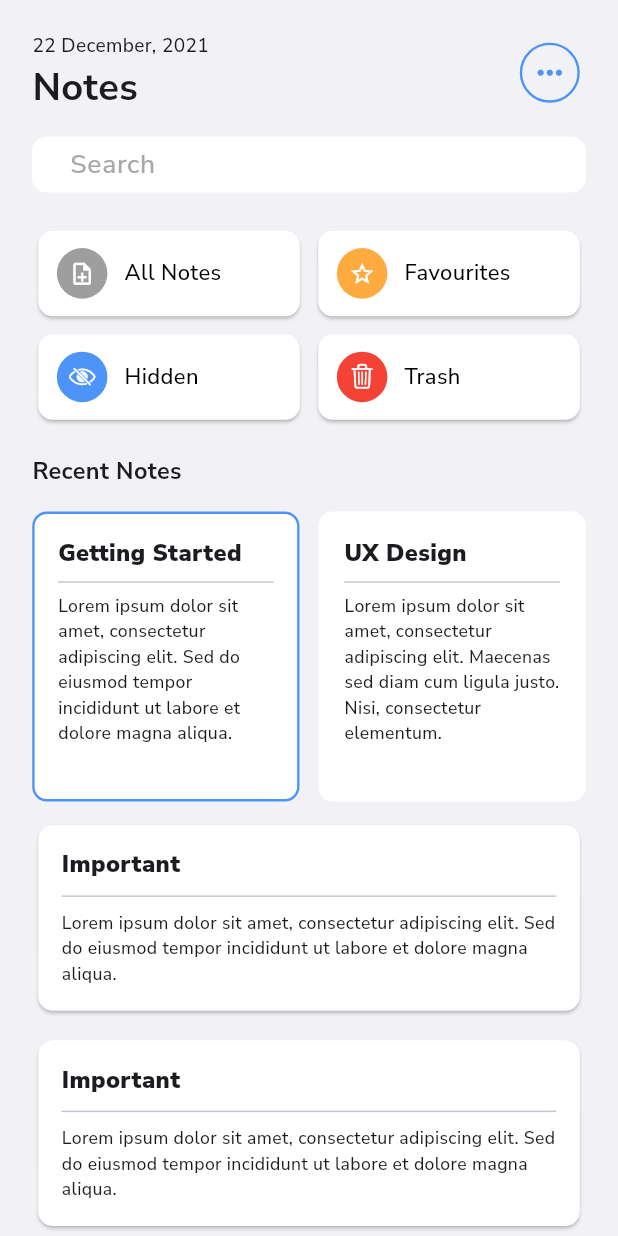
After one commit to AbdalluhEssam/ada, a Flutter app: the HomeNoteApp screen opened by its route, after a tap on the "keyboard control" icon, on a phone screen of 412 x 824 dp. The commit adds this screen. Run offline on Flutter 3.47's test engine with Material 3 defaults, Android fonts, the phone set to English and light mode, and no system bars; our stand-ins replace bloc, cached_network_image, dio, firebase_auth, firebase_core, firebase_messaging and 7 more; accounts and stored records are empty; network calls fail; project files that could hold a hidden picture were left out.

Commit message:
add responsive design with flutter_screenutil, implement custom widgets for onboarding and news display

```diff
--- a/lib/core/constants/endpoint_constants.dart
+++ b/lib/core/constants/endpoint_constants.dart
@@ -1,8 +1,14 @@
 class EndpointConstants {
-  static const String baseUrl = 'https://newsapi.org/v2';
+  static const String baseUrl = 'http://abdalluh-essam.com/note_app';
 
   // Add your endpoints here
-
+  // News API endpoints
   static const String everything = '/everything';
   static const String topHeadlines = '/top-headlines';
+
+
+  // Note API endpoints
+  static const String getAllNotes = '/note/getAll.php';
+  static const String getOnlyNote = '/note/get_note.php';
+  static const String addNote = '/note/add.php';
 }
--- a/lib/core/routing/app_router.dart
+++ b/lib/core/routing/app_router.dart
@@ -4,6 +4,7 @@ import 'package:ada/features/auth/signup/ui/screens/sign_up_screen.dart';
 import 'package:ada/features/home/data/models/news_model.dart';
 import 'package:ada/features/home/ui/views/home_screen.dart';
 import 'package:ada/features/home/ui/views/widgets/news_destils.dart';
+import 'package:ada/features/home_note_app/ui/views/home_note_app.dart';
 import 'package:ada/features/onboarding/ui/views/onboarding_screen.dart';
 import 'package:ada/features/splash_screen/ui/views/splash_screen.dart';
 import 'package:flutter/material.dart';
@@ -17,8 +18,9 @@ class AppRouter {
       case Routes.onboardingScreen:
         return _createRoute(OnboardingScreen());
       case Routes.homeScreen:
-
         return _createRoute(HomeScreen());
+      case Routes.homeNoteScreen:
+        return _createRoute(HomeNoteApp());
       case Routes.loginScreen:
         return _createRoute(LoginScreen());
       case Routes.signupsScreen:
--- a/lib/core/routing/routes.dart
+++ b/lib/core/routing/routes.dart
@@ -4,6 +4,7 @@ class Routes {
   static const String loginScreen = '/login-screen';
   static const String signupsScreen = '/signup-screen';
   static const String homeScreen = '/home-screen';
+  static const String homeNoteScreen = '/home-note-screen';
   static const String newsDetailsScreen = '/news-details-screen';
 
 
--- a/lib/core/theme/app_colors.dart
+++ b/lib/core/theme/app_colors.dart
@@ -2,8 +2,9 @@ import 'package:flutter/material.dart';
 
 class AppColor {
 
-  static const Color primaryColor = Color(0xFF1877F2);
+  static const Color primaryColor = Color(0xFF4E94F8);
   static const Color secondaryColor = Color(0xffFCF3F6);
+  static const Color backgroundColor = Color(0xffF2F2F6);
   static const Color textGray = Color(0xFFA8A8A9);
   static const Color seeColor = Color(0xFF4E4B66);
   static const Color black = Color(0xFF000000);
--- a/lib/core/widgets/custom_text_form_field.dart
+++ b/lib/core/widgets/custom_text_form_field.dart
@@ -41,7 +41,9 @@ class CustomTextFormField extends StatelessWidget {
 
   @override
   Widget build(BuildContext context) {
-    return TextFormField(
+    return SizedBox(
+      height: 38.h,
+      child: TextFormField(
         controller: controller,
         obscureText: obscureText,
         keyboardType: keyboardType,
@@ -55,11 +57,14 @@ class CustomTextFormField extends StatelessWidget {
         style:
             textStyle ??
             TextStyle(
-            fontSize: 14.sp,
+              fontSize: 16.sp,
               color: Colors.black,
               fontWeight: FontWeight.w500,
             ),
         decoration: InputDecoration(
+          filled: true,
+          fillColor: Colors.white,
+          contentPadding: EdgeInsetsDirectional.only(start: 20.w),
           hintText: hintText,
           hintStyle:
               hintStyle ??
@@ -68,24 +73,27 @@ class CustomTextFormField extends StatelessWidget {
                 color: Color(0xFF676767),
                 fontWeight: FontWeight.w500,
               ),
-        border:
-            border ??
-            OutlineInputBorder(
-              borderRadius: BorderRadius.circular(6.0.r),
-              borderSide: const BorderSide(color: Colors.black),
+          border:  OutlineInputBorder(
+                borderRadius: BorderRadius.circular(10.r),
+                borderSide: const BorderSide(color: Colors.white),
+              ),
+          enabledBorder: OutlineInputBorder(
+            borderRadius: BorderRadius.circular(10.r),
+            borderSide: const BorderSide(color: Colors.white),
           ),
           focusedBorder: OutlineInputBorder(
-          borderRadius: BorderRadius.circular(6.0.r),
+            borderRadius: BorderRadius.circular(10.r),
             borderSide: const BorderSide(color: Colors.blue),
           ),
           errorBorder: OutlineInputBorder(
-          borderRadius: BorderRadius.circular(6.0.r),
+            borderRadius: BorderRadius.circular(10.r),
             borderSide: const BorderSide(color: Colors.red),
           ),
 
           prefixIcon: prefixIcon,
           suffixIcon: suffixIcon,
         ),
+      ),
     );
   }
 }
--- a/lib/features/home/data/repos/news_api_repo.dart
+++ b/lib/features/home/data/repos/news_api_repo.dart
@@ -24,6 +24,8 @@ class NewsApiRepo {
 
   Future<List<NewsModel>> fetchNewsByCategory(String category) async {
     final response = await dio.get(
+      // https://jsonplaceholder.typicode.com/comments?postId=1
+      // https://jsonplaceholder.typicode.com/posts/1/comments
       EndpointConstants.topHeadlines,
       queryParameters: {
         "country": "us",
--- /dev/null
+++ b/lib/features/home_note_app/data/model/card_model.dart
@@ -0,0 +1,31 @@
+import 'package:flutter/cupertino.dart';
+import 'package:flutter/material.dart';
+
+import '../../../../core/theme/app_colors.dart';
+
+class CardModel {
+  final String? title;
+  final IconData? icon;
+  final Color? color;
+
+  CardModel({this.title, this.icon, this.color});
+}
+
+List<CardModel> cardList = [
+  CardModel(
+    title: "All Notes",
+    icon: Icons.note_add_outlined,
+    color: Colors.grey,
+  ),
+  CardModel(
+    title: "Favourites",
+    icon: Icons.star_border_outlined,
+    color: Colors.orangeAccent,
+  ),
+  CardModel(
+    title: "Hidden",
+    icon: CupertinoIcons.eye_slash,
+    color: AppColor.primaryColor,
+  ),
+  CardModel(title: "Trash", icon: CupertinoIcons.delete, color: Colors.red),
+];
--- /dev/null
+++ b/lib/features/home_note_app/data/model/note_req_add_model.dart
@@ -0,0 +1,19 @@
+class NoteRustAddModel {
+  final String title;
+  final String content;
+  final String? userId;
+
+  NoteRustAddModel({
+    required this.title,
+    required this.content,
+    this.userId,
+  });
+
+  Map<String, dynamic> toJson() {
+    return {
+      'title': title,
+      'content': content,
+      'users_id': userId,
+    };
+  }
+}
--- /dev/null
+++ b/lib/features/home_note_app/data/model/notes_model.dart
@@ -0,0 +1,36 @@
+class NotesModel {
+  String? noteId;
+  String? title;
+  String? content;
+  String? usersId;
+  String? createdAt;
+  String? updatedAt;
+
+  NotesModel(
+      {this.noteId,
+        this.title,
+        this.content,
+        this.usersId,
+        this.createdAt,
+        this.updatedAt});
+
+  NotesModel.fromJson(Map<String, dynamic> json) {
+    noteId = json['note_id'].toString();
+    title = json['title'];
+    content = json['content'];
+    usersId = json['users_id'].toString();
+    createdAt = json['created_at'];
+    updatedAt = json['updated_at'].toString();
+  }
+
+  Map<String, dynamic> toJson() {
+    final Map<String, dynamic> data = <String, dynamic>{};
+    data['note_id'] = noteId;
+    data['title'] = title;
+    data['content'] = content;
+    data['users_id'] = usersId;
+    data['created_at'] = createdAt;
+    data['updated_at'] = updatedAt;
+    return data;
+  }
+}
--- /dev/null
+++ b/lib/features/home_note_app/data/repo/note_repo.dart
@@ -0,0 +1,11 @@
+import 'package:ada/features/home_note_app/data/model/notes_model.dart';
+import 'package:dio/dio.dart';
+import '../model/note_req_add_model.dart';
+
+abstract class NoteRepo {
+  Future<List<NotesModel>> getAllNotes(String userId);
+
+  NotesModel getNoteById(String noteId);
+
+  addNote(NoteRustAddModel note);
+}
--- /dev/null
+++ b/lib/features/home_note_app/data/repo/note_repo_impl.dart
@@ -0,0 +1,51 @@
+import 'package:ada/core/constants/endpoint_constants.dart';
+import 'package:ada/core/network/dio_client.dart';
+import 'package:dio/src/response.dart';
+
+import '../model/note_req_add_model.dart';
+import '../model/notes_model.dart';
+import 'note_repo.dart';
+
+class NoteRepoImpl implements NoteRepo {
+  final dio = DioClient();
+
+  @override
+  NotesModel getNoteById(String noteId) {
+    final response = dio.get(
+      EndpointConstants.getOnlyNote,
+      queryParameters: {'noteId': noteId},
+    );
+    if (response is Map<String, dynamic>) {
+      return NotesModel.fromJson(response as Map<String, dynamic>);
+    }
+    throw response;
+  }
+
+  @override
+  addNote(NoteRustAddModel note) {
+    final response = dio.post(EndpointConstants.addNote, data: note);
+    print(response);
+  }
+
+  @override
+  Future<List<NotesModel>> getAllNotes(String userId) async {
+    final response = await dio.get(
+      EndpointConstants.getAllNotes,
+      queryParameters: {'users_id': userId},
+    );
+    if (response.statusCode != 200) {
+      throw Exception('Failed to load notes');
+    }
+    print(response.data); // لمراجعة الشكل
+    print(response.data['data'].runtimeType); // هل فعلاً List؟
+    print(response.data['data'][0].runtimeType); // هل فعلاً Map؟
+
+    if (response.data['status'] == 'success' && response.data['data'] is List) {
+      return (response.data['data'] as List)
+          .map((e) => NotesModel.fromJson(e))
+          .toList();
+    } else {
+      return [];
+    }
+  }
+}
--- /dev/null
+++ b/lib/features/home_note_app/ui/cubit/note_cubit.dart
@@ -0,0 +1,25 @@
+import 'package:flutter_bloc/flutter_bloc.dart';
+import 'package:meta/meta.dart';
+
+import '../../data/model/notes_model.dart';
+import '../../data/repo/note_repo.dart';
+
+part 'note_state.dart';
+
+class NoteCubit extends Cubit<NoteState> {
+  final NoteRepo noteRepo;
+
+  NoteCubit(this.noteRepo) : super(NoteInitial());
+
+
+  void getAllNotes() async{
+    emit(NoteLoading());
+    try {
+      final notes = await noteRepo.getAllNotes(2.toString());
+      emit(NoteSuccess(notes));
+    } catch (e) {
+      emit(NoteError(e.toString()));
+      print(e);
+    }
+  }
+}
--- /dev/null
+++ b/lib/features/home_note_app/ui/cubit/note_state.dart
@@ -0,0 +1,20 @@
+part of 'note_cubit.dart';
+
+@immutable
+sealed class NoteState {}
+
+final class NoteInitial extends NoteState {}
+
+final class NoteLoading extends NoteState {}
+
+final class NoteSuccess extends NoteState {
+  final List<NotesModel> notes;
+
+  NoteSuccess(this.notes);
+}
+
+final class NoteError extends NoteState {
+  final String message;
+
+  NoteError(this.message);
+}
--- /dev/null
+++ b/lib/features/home_note_app/ui/views/home_note_app.dart
@@ -0,0 +1,83 @@
+import 'package:ada/core/theme/app_colors.dart';
+import 'package:ada/core/widgets/custom_text_form_field.dart';
+import 'package:ada/features/home_note_app/data/repo/note_repo_impl.dart';
+import 'package:ada/features/home_note_app/ui/cubit/note_cubit.dart';
+import 'package:ada/features/home_note_app/ui/views/widgets/custom_appbar.dart';
+import 'package:ada/features/home_note_app/ui/views/widgets/custom_card_note.dart';
+import 'package:ada/features/home_note_app/ui/views/widgets/custom_graid_view.dart';
+import 'package:ada/features/home_note_app/ui/views/widgets/custom_recent_note.dart';
+import 'package:flutter/material.dart';
+import 'package:flutter_bloc/flutter_bloc.dart';
+import 'package:flutter_screenutil/flutter_screenutil.dart';
+
+class HomeNoteApp extends StatelessWidget {
+  const HomeNoteApp({super.key});
+
+  @override
+  Widget build(BuildContext context) {
+    return BlocProvider(
+      create: (context) =>
+      NoteCubit(NoteRepoImpl())
+        ..getAllNotes(),
+      child: Scaffold(
+        appBar: AppBar(toolbarHeight: 0),
+        body: SingleChildScrollView(
+          physics: const BouncingScrollPhysics(),
+          child: Padding(
+            padding: EdgeInsets.all(22.0.r),
+            child: Column(
+              crossAxisAlignment: CrossAxisAlignment.stretch,
+              children: [
+                CustomAppbar(),
+                16.verticalSpace,
+                CustomTextFormField(
+                  hintText: "Search",
+                  hintStyle: TextStyle(
+                    color: AppColor.textGray,
+                    fontSize: 18.sp,
+                    fontWeight: FontWeight.w500,
+                  ),
+                ),
+                22.verticalSpace,
+                CustomGridView(),
+                20.verticalSpace,
+                Text(
+                  "Recent Notes",
+                  style: TextStyle(
+                      fontSize: 16.sp, fontWeight: FontWeight.bold),
+                ),
+                16.verticalSpace,
+                Row(
+                  mainAxisAlignment: MainAxisAlignment.spaceBetween,
+                  children: [
+                    CustomRecentNote(isSelected: true),
+                    12.horizontalSpace,
+                    CustomRecentNote(
+                      title: "UX Design",
+                      description:
+                      "Lorem ipsum dolor sit amet, consectetur adipiscing elit. Maecenas sed diam cum ligula justo. Nisi, consectetur elementum.",
+                    ),
+                  ],
+                ),
+                12.verticalSpace,
+                BlocBuilder<NoteCubit, NoteState>(
+                  builder: (context, state) {
+
+
+                    return ListView.separated(
+                      shrinkWrap: true,
+                      physics: const NeverScrollableScrollPhysics(),
+                      itemBuilder: (context, index) => CustomCardNote(),
+                      separatorBuilder: (context, index) => 12.verticalSpace,
+                      itemCount: 8,
+                    );
+                  },
+                ),
+              ],
+            ),
+          ),
+        ),
+      ),
+    );
+  }
+}
--- /dev/null
+++ b/lib/features/home_note_app/ui/views/widgets/custom_appbar.dart
@@ -0,0 +1,50 @@
+import 'package:flutter/material.dart';
+import 'package:flutter_screenutil/flutter_screenutil.dart';
+
+import '../../../../../core/theme/app_colors.dart';
+
+class CustomAppbar extends StatelessWidget {
+  const CustomAppbar({super.key});
+
+  @override
+  Widget build(BuildContext context) {
+    return Row(
+      mainAxisAlignment: MainAxisAlignment.spaceBetween,
+      children: [
+        Column(
+          crossAxisAlignment: CrossAxisAlignment.start,
+          children: [
+            Text(
+              "22 December, 2021",
+              style: TextStyle(
+                fontSize: 13.sp,
+                fontWeight: FontWeight.w500,
+              ),
+            ),
+            Text(
+              "Notes",
+              style: TextStyle(
+                fontSize: 26.sp,
+                fontWeight: FontWeight.bold,
+              ),
+            ),
+          ],
+        ),
+        IconButton.outlined(
+          style: ButtonStyle(
+            padding: WidgetStatePropertyAll(EdgeInsets.all(1)),
+            side: MaterialStateProperty.all(
+              BorderSide(color: AppColor.primaryColor, width: 1.5.w),
+            ),
+          ),
+          onPressed: () {},
+          icon: Icon(
+            Icons.more_horiz_outlined,
+            color: AppColor.primaryColor,
+            size: 25.sp,
+          ),
+        ),
+      ],
+    );
+  }
+}
--- /dev/null
+++ b/lib/features/home_note_app/ui/views/widgets/custom_card.dart
@@ -0,0 +1,47 @@
+import 'package:ada/features/home_note_app/data/model/card_model.dart';
+import 'package:flutter/material.dart';
+import 'package:flutter_screenutil/flutter_screenutil.dart';
+
+import '../../../../../core/theme/app_colors.dart';
+
+class CustomCard extends StatelessWidget {
+  final CardModel ? cardModel;
+
+  const CustomCard({super.key, this.cardModel});
+
+  @override
+  Widget build(BuildContext context) {
+    return  Card(
+      color: Colors.white,
+      shape: RoundedRectangleBorder(
+        borderRadius: BorderRadius.circular(10.r),
+      ),
+      child: Padding(
+        padding: EdgeInsets.all(12.0.r),
+        child: Row(
+          children: [
+            CircleAvatar(
+              radius: 18.r,
+              backgroundColor: cardModel?.color ?? AppColor.primaryColor,
+              child: Icon(
+                cardModel?.icon,
+                color: AppColor.white,
+                size: 18.sp,
+
+              ),
+            ),
+            10.horizontalSpace,
+            Text(
+              cardModel!.title!,
+              style: TextStyle(
+                fontSize: 15.sp,
+                fontWeight: FontWeight.w500,
+                color: AppColor.black,
+              ),
+            ),
+          ],
+        ),
+      ),
+    );
+  }
+}
--- /dev/null
+++ b/lib/features/home_note_app/ui/views/widgets/custom_card_note.dart
@@ -0,0 +1,41 @@
+import 'package:flutter/material.dart';
+import 'package:flutter_screenutil/flutter_screenutil.dart';
+
+class CustomCardNote extends StatelessWidget {
+  const CustomCardNote({super.key});
+
+  @override
+  Widget build(BuildContext context) {
+    return Card(
+      color: Colors.white,
+      shape: RoundedRectangleBorder(
+        borderRadius: BorderRadius.circular(10.r),
+      ),
+      child: Padding(
+        padding: EdgeInsets.all(16.0.r),
+        child: Column(
+          crossAxisAlignment: CrossAxisAlignment.start,
+          children: [
+            Text("Important",
+              style: TextStyle(
+                fontSize: 16.sp,
+                fontWeight: FontWeight.w900,
+
+              ),
+            ),
+            Divider(
+              height: 20.h,
+            ),
+            Text("Lorem ipsum dolor sit amet, consectetur adipiscing elit. Sed do eiusmod tempor incididunt ut labore et dolore magna aliqua.",
+              style: TextStyle(
+                fontSize: 12.sp,
+                fontWeight: FontWeight.w500,
+              ),
+              textAlign: TextAlign.start,
+            ),
+          ],
+        ),
+      ),
+    );
+  }
+}
--- /dev/null
+++ b/lib/features/home_note_app/ui/views/widgets/custom_graid_view.dart
@@ -0,0 +1,26 @@
+import 'package:flutter/material.dart';
+import 'package:flutter_screenutil/flutter_screenutil.dart';
+
+import '../../../data/model/card_model.dart';
+import 'custom_card.dart';
+
+class CustomGridView extends StatelessWidget {
+  const CustomGridView({super.key});
+
+  @override
+  Widget build(BuildContext context) {
+    return GridView.builder(
+      shrinkWrap: true,
+      physics: const NeverScrollableScrollPhysics(),
+      padding: EdgeInsets.zero,
+      gridDelegate: SliverGridDelegateWithFixedCrossAxisCount(
+        crossAxisCount: 2,
+        childAspectRatio: 2.8,
+        crossAxisSpacing: 4.w,
+        mainAxisSpacing: 4.h,
+      ),
+      itemCount: cardList.length,
+      itemBuilder:(BuildContext context, int index) =>CustomCard(cardModel: cardList[index]),
+    );
+  }
+}
--- /dev/null
+++ b/lib/features/home_note_app/ui/views/widgets/custom_recent_note.dart
@@ -0,0 +1,53 @@
+import 'package:flutter/material.dart';
+import 'package:flutter_screenutil/flutter_screenutil.dart';
+
+import '../../../../../core/theme/app_colors.dart';
+
+class CustomRecentNote extends StatelessWidget {
+  final bool? isSelected;
+  final String? title;
+  final String? description;
+  const CustomRecentNote({super.key, this.isSelected = false, this.title, this.description});
+
+  @override
+  Widget build(BuildContext context) {
+    return Expanded(
+      child: Container(
+        // width: 168.w,
+        height: 198.h,
+        decoration: BoxDecoration(
+          color: AppColor.white,
+          borderRadius: BorderRadius.circular(10.r),
+          border: Border.all(
+            color: isSelected ==  false ? Colors.white : AppColor.primaryColor,
+            width: 1.5.w,
+          ),
+        ),
+        padding: EdgeInsets.all(16.r),
+        child: Column(
+          crossAxisAlignment: CrossAxisAlignment.start,
+          children: [
+            Text(
+              title ?? "Getting Started",
+              style: TextStyle(
+                fontSize: 16.sp,
+                fontWeight: FontWeight.w900,
+              ),
+            ),
+            Divider(
+              height: 16.h,
+            ),
+            Text(
+              description ?? "Lorem ipsum dolor sit amet, consectetur adipiscing elit. Sed do eiusmod tempor incididunt ut labore et dolore magna aliqua.",
+              style: TextStyle(
+                fontSize: 12.sp,
+                fontWeight: FontWeight.w500,
+              ),
+              textAlign: TextAlign.start,
+            ),
+          ],
+        ),
+      ),
+    );
+  }
+}
--- a/lib/main.dart
+++ b/lib/main.dart
@@ -1,4 +1,5 @@
 import 'package:ada/core/routing/routes.dart';
+import 'package:ada/core/theme/app_colors.dart';
 import 'package:firebase_core/firebase_core.dart';
 import 'package:firebase_messaging/firebase_messaging.dart';
 import 'package:flutter/material.dart';
@@ -39,23 +40,23 @@ class MyApp extends StatelessWidget {
   @override
   Widget build(BuildContext context) {
     return ScreenUtilInit(
-      designSize: const Size(428, 926),
+      designSize: const Size(390, 844),
       minTextAdapt: true,
       splitScreenMode: true,
       builder: (context, child) => MaterialApp(
         title: 'Flutter Demo',
         debugShowCheckedModeBanner: false,
         theme: ThemeData(
-          scaffoldBackgroundColor: Colors.white,
+          scaffoldBackgroundColor: AppColor.backgroundColor,
           appBarTheme: AppBarTheme(
-            backgroundColor: Colors.white,
+            backgroundColor: AppColor.backgroundColor,
             foregroundColor: Colors.black,
             elevation: 0.0,
           ),
           useMaterial3: true,
-          fontFamily: GoogleFonts.poppins().fontFamily,
+          fontFamily: GoogleFonts.nunitoSans().fontFamily,
         ),
-        initialRoute: isLogin == true ? Routes.homeScreen : Routes.splashScreen,
+        initialRoute: isLogin == true ? Routes.homeNoteScreen : Routes.splashScreen,
         onGenerateRoute: appRouter.generateRoute,
       ),
     );
```
Lines whose indentation alone changed are shown as unchanged.
